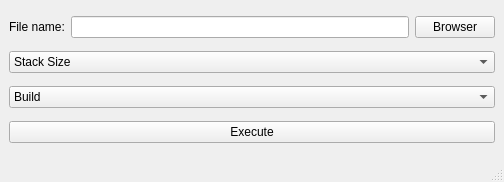
Before: the Qt Designer form call-tree/calltree.ui in nguyenthangphong/call-tree, drawn with Qt 5.
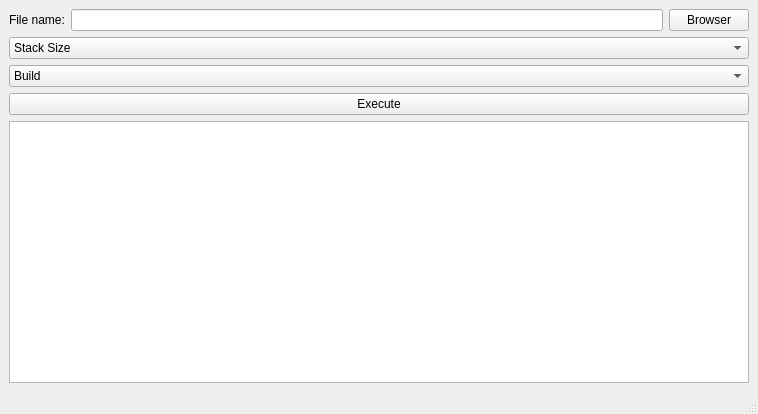
After: the same form once the commit is applied.

The edit to the form file:
```diff
--- a/call-tree/calltree.ui
+++ b/call-tree/calltree.ui
@@ -6,8 +6,8 @@
    <rect>
     <x>0</x>
     <y>0</y>
-    <width>504</width>
-    <height>182</height>
+    <width>758</width>
+    <height>414</height>
    </rect>
   </property>
   <property name="windowTitle">
@@ -76,6 +76,9 @@
       </property>
      </widget>
     </item>
+    <item>
+     <widget class="QTextEdit" name="textEdit"/>
+    </item>
    </layout>
   </widget>
   <widget class="QMenuBar" name="menubar">
```
Left out of the diff: 9 changed lines with no effect on the pictures.
